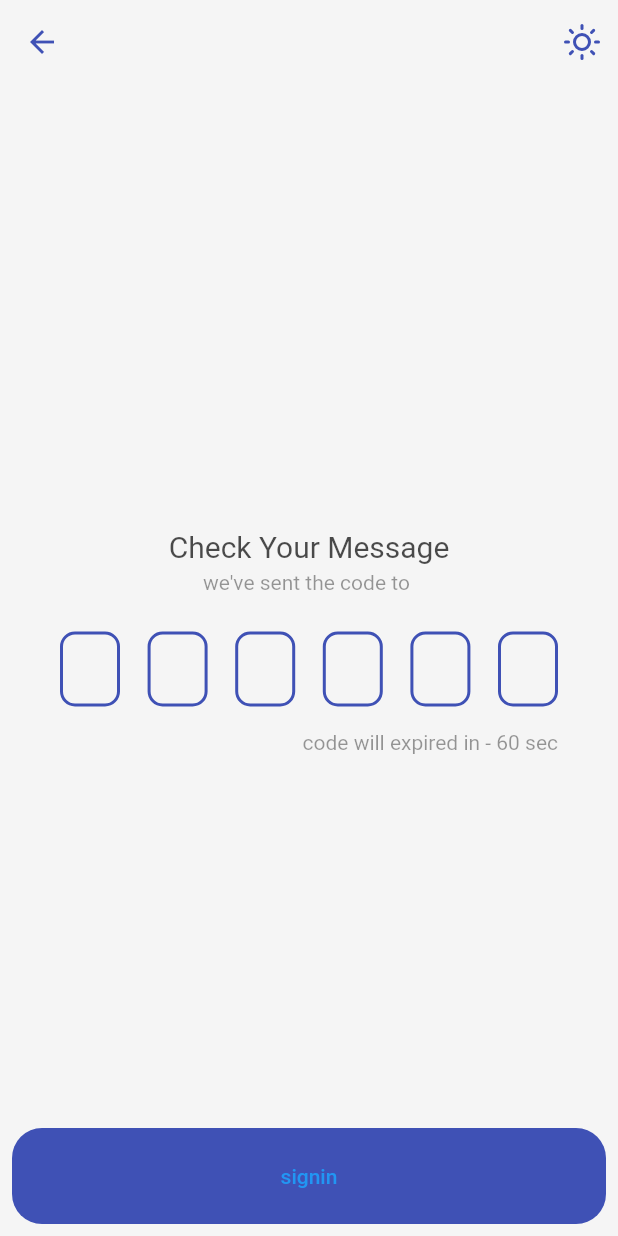
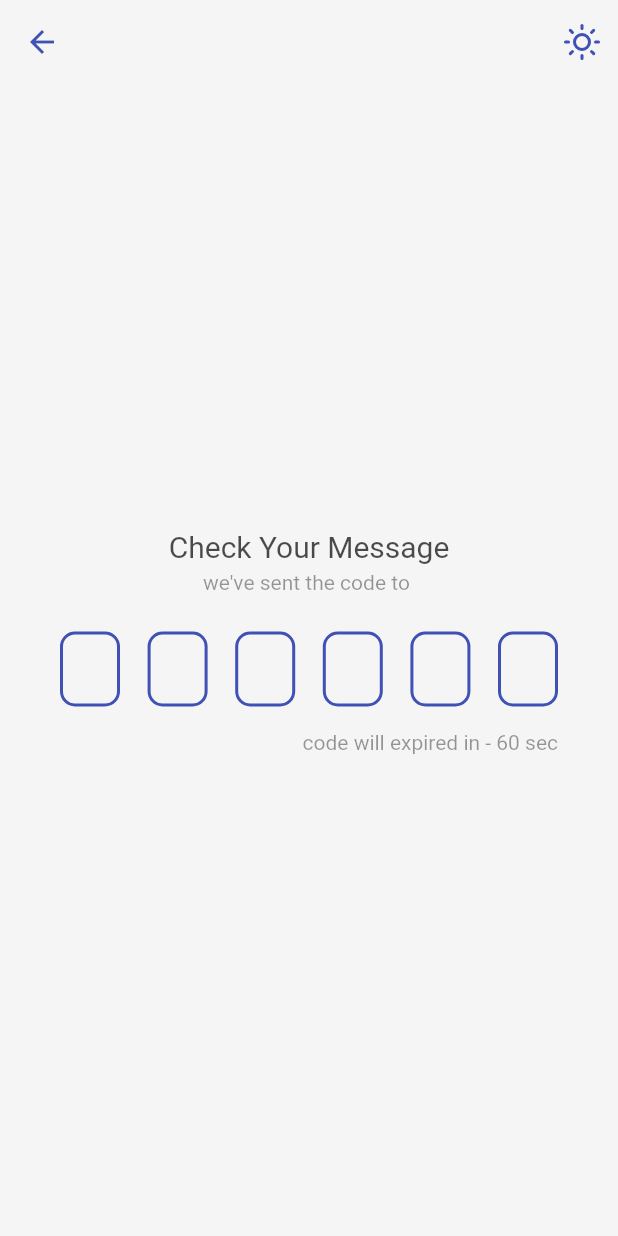
Before and after one commit to anonymousdomain/equb, a Flutter app: the OtpField screen opened directly, on a phone screen of 412 x 824 dp. Run offline on Flutter 3.47's test engine with Material 2 defaults, Android fonts, the phone set to English and light mode, and no system bars; drawn by our look-alikes of pin_code_fields; our stand-ins replace cloud_firestore, connectivity_plus, country_code_picker, firebase_auth, firebase_core, firebase_storage and 4 more; missing offline and left inert: firebase_app_check; accounts and stored records are empty.

Commit message:
somchanges on otp

```diff
--- a/lib/widget/otp_field.dart
+++ b/lib/widget/otp_field.dart
@@ -204,6 +204,7 @@ class _OtpFieldState extends State<OtpField> {
         ),
         bottomSheet: provider.status == AuthStatus.codeAutoRetievalTimeout
             ? CustomButton(title: 'resend', onTap: resend)
-            : CustomButton(title: 'signin', onTap: signIn));
+            // : CustomButton(title: 'signin', onTap: signIn));
+            :SizedBox.shrink());
   }
 }
```
